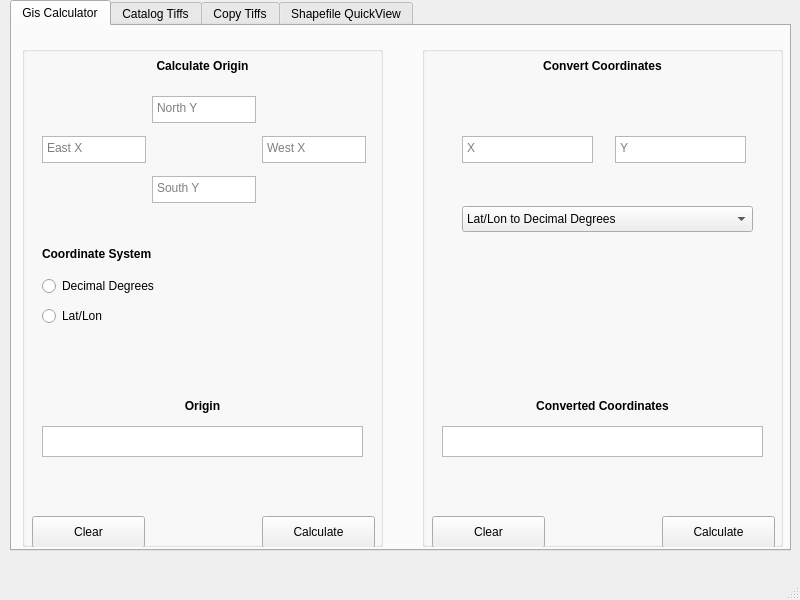
The window that gisHelperGui.ui (minorsecond/GIS-Helper) describes before a commit, drawn with Qt 5.
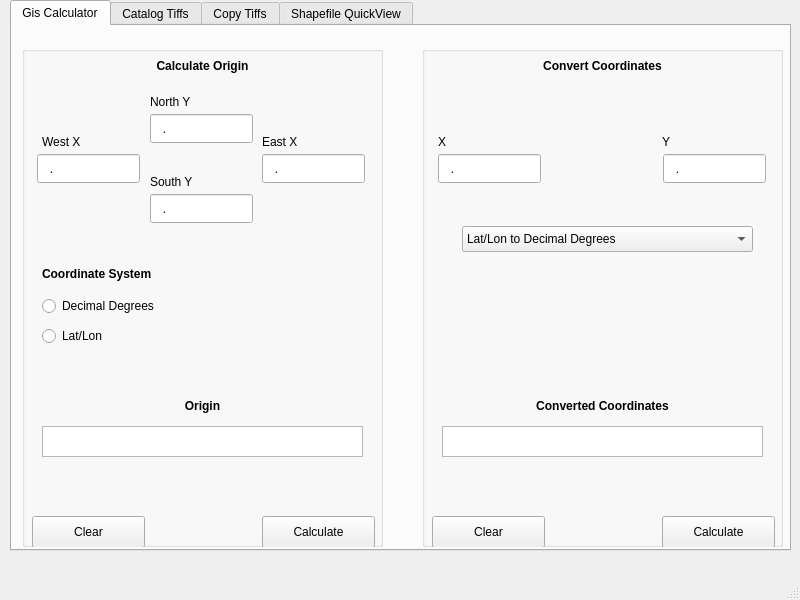
The same window after the commit. The open tabs and pages were chosen to show the change.

Commit message: Add calculate button to Python code.

Diff of the .ui file:
```diff
--- a/gisHelperGui.ui
+++ b/gisHelperGui.ui
@@ -68,58 +68,6 @@
         <set>Qt::AlignCenter</set>
        </property>
       </widget>
-      <widget class="QTextEdit" name="westX_3">
-       <property name="geometry">
-        <rect>
-         <x>130</x>
-         <y>50</y>
-         <width>104</width>
-         <height>27</height>
-        </rect>
-       </property>
-       <property name="placeholderText">
-        <string>North Y</string>
-       </property>
-      </widget>
-      <widget class="QTextEdit" name="westX_2">
-       <property name="geometry">
-        <rect>
-         <x>20</x>
-         <y>90</y>
-         <width>104</width>
-         <height>27</height>
-        </rect>
-       </property>
-       <property name="placeholderText">
-        <string>East X</string>
-       </property>
-      </widget>
-      <widget class="QTextEdit" name="westX_4">
-       <property name="geometry">
-        <rect>
-         <x>130</x>
-         <y>130</y>
-         <width>104</width>
-         <height>27</height>
-        </rect>
-       </property>
-       <property name="placeholderText">
-        <string>South Y</string>
-       </property>
-      </widget>
-      <widget class="QTextEdit" name="westX">
-       <property name="geometry">
-        <rect>
-         <x>240</x>
-         <y>90</y>
-         <width>104</width>
-         <height>27</height>
-        </rect>
-       </property>
-       <property name="placeholderText">
-        <string>West X</string>
-       </property>
-      </widget>
       <widget class="QPushButton" name="originClearButton">
        <property name="geometry">
         <rect>
@@ -186,7 +134,7 @@
        <property name="geometry">
         <rect>
          <x>20</x>
-         <y>230</y>
+         <y>250</y>
          <width>131</width>
          <height>20</height>
         </rect>
@@ -199,7 +147,7 @@
        <property name="geometry">
         <rect>
          <x>20</x>
-         <y>260</y>
+         <y>280</y>
          <width>131</width>
          <height>20</height>
         </rect>
@@ -212,7 +160,7 @@
        <property name="geometry">
         <rect>
          <x>20</x>
-         <y>200</y>
+         <y>220</y>
          <width>141</width>
          <height>16</height>
         </rect>
@@ -228,6 +176,161 @@
         <string>Coordinate System</string>
        </property>
       </widget>
+      <widget class="QLineEdit" name="westXEntry_3">
+       <property name="geometry">
+        <rect>
+         <x>15</x>
+         <y>108</y>
+         <width>103</width>
+         <height>29</height>
+        </rect>
+       </property>
+       <property name="inputMask">
+        <string>999.9999</string>
+       </property>
+       <property name="text">
+        <string>.</string>
+       </property>
+       <property name="maxLength">
+        <number>8</number>
+       </property>
+       <property name="placeholderText">
+        <string>East X</string>
+       </property>
+       <property name="clearButtonEnabled">
+        <bool>false</bool>
+       </property>
+      </widget>
+      <widget class="QLineEdit" name="eastXEntry">
+       <property name="geometry">
+        <rect>
+         <x>240</x>
+         <y>108</y>
+         <width>103</width>
+         <height>29</height>
+        </rect>
+       </property>
+       <property name="inputMask">
+        <string>999.9999</string>
+       </property>
+       <property name="maxLength">
+        <number>8</number>
+       </property>
+       <property name="placeholderText">
+        <string>West X</string>
+       </property>
+       <property name="clearButtonEnabled">
+        <bool>false</bool>
+       </property>
+      </widget>
+      <widget class="QLineEdit" name="northYEntry">
+       <property name="geometry">
+        <rect>
+         <x>128</x>
+         <y>68</y>
+         <width>103</width>
+         <height>29</height>
+        </rect>
+       </property>
+       <property name="accessibleName">
+        <string/>
+       </property>
+       <property name="autoFillBackground">
+        <bool>false</bool>
+       </property>
+       <property name="inputMask">
+        <string>999.9999</string>
+       </property>
+       <property name="text">
+        <string>.</string>
+       </property>
+       <property name="maxLength">
+        <number>8</number>
+       </property>
+       <property name="cursorPosition">
+        <number>0</number>
+       </property>
+       <property name="placeholderText">
+        <string>North Y</string>
+       </property>
+       <property name="clearButtonEnabled">
+        <bool>false</bool>
+       </property>
+      </widget>
+      <widget class="QLineEdit" name="southYEntry">
+       <property name="geometry">
+        <rect>
+         <x>128</x>
+         <y>148</y>
+         <width>103</width>
+         <height>29</height>
+        </rect>
+       </property>
+       <property name="inputMask">
+        <string>999.9999</string>
+       </property>
+       <property name="maxLength">
+        <number>8</number>
+       </property>
+       <property name="placeholderText">
+        <string>South Y</string>
+       </property>
+       <property name="clearButtonEnabled">
+        <bool>false</bool>
+       </property>
+      </widget>
+      <widget class="QLabel" name="label_3">
+       <property name="geometry">
+        <rect>
+         <x>20</x>
+         <y>88</y>
+         <width>59</width>
+         <height>16</height>
+        </rect>
+       </property>
+       <property name="text">
+        <string>West X</string>
+       </property>
+      </widget>
+      <widget class="QLabel" name="label_4">
+       <property name="geometry">
+        <rect>
+         <x>240</x>
+         <y>88</y>
+         <width>59</width>
+         <height>16</height>
+        </rect>
+       </property>
+       <property name="text">
+        <string>East X</string>
+       </property>
+      </widget>
+      <widget class="QLabel" name="label_5">
+       <property name="geometry">
+        <rect>
+         <x>128</x>
+         <y>48</y>
+         <width>59</width>
+         <height>16</height>
+        </rect>
+       </property>
+       <property name="text">
+        <string>North Y</string>
+       </property>
+      </widget>
+      <widget class="QLabel" name="label_6">
+       <property name="geometry">
+        <rect>
+         <x>128</x>
+         <y>128</y>
+         <width>59</width>
+         <height>16</height>
+        </rect>
+       </property>
+       <property name="text">
+        <string>South Y</string>
+       </property>
+      </widget>
      </widget>
      <widget class="QGroupBox" name="originGroup">
       <property name="geometry">
@@ -264,32 +367,6 @@
         <set>Qt::AlignCenter</set>
        </property>
       </widget>
-      <widget class="QTextEdit" name="westX_5">
-       <property name="geometry">
-        <rect>
-         <x>40</x>
-         <y>90</y>
-         <width>131</width>
-         <height>27</height>
-        </rect>
-       </property>
-       <property name="placeholderText">
-        <string>X</string>
-       </property>
-      </widget>
-      <widget class="QTextEdit" name="westX_7">
-       <property name="geometry">
-        <rect>
-         <x>193</x>
-         <y>90</y>
-         <width>131</width>
-         <height>27</height>
-        </rect>
-       </property>
-       <property name="placeholderText">
-        <string>Y</string>
-       </property>
-      </widget>
       <widget class="QPushButton" name="convCoordClear">
        <property name="geometry">
         <rect>
@@ -320,7 +397,7 @@
        <property name="geometry">
         <rect>
          <x>40</x>
-         <y>160</y>
+         <y>180</y>
          <width>291</width>
          <height>26</height>
         </rect>
@@ -336,6 +413,79 @@
         </property>
        </item>
       </widget>
+      <widget class="QLineEdit" name="westXEntry_2">
+       <property name="geometry">
+        <rect>
+         <x>241</x>
+         <y>108</y>
+         <width>103</width>
+         <height>29</height>
+        </rect>
+       </property>
+       <property name="inputMask">
+        <string>999.9999</string>
+       </property>
+       <property name="maxLength">
+        <number>8</number>
+       </property>
+       <property name="placeholderText">
+        <string>West X</string>
+       </property>
+       <property name="clearButtonEnabled">
+        <bool>false</bool>
+       </property>
+      </widget>
+      <widget class="QLineEdit" name="eastXEntry_2">
+       <property name="geometry">
+        <rect>
+         <x>16</x>
+         <y>108</y>
+         <width>103</width>
+         <height>29</height>
+        </rect>
+       </property>
+       <property name="inputMask">
+        <string>999.9999</string>
+       </property>
+       <property name="text">
+        <string>.</string>
+       </property>
+       <property name="maxLength">
+        <number>8</number>
+       </property>
+       <property name="placeholderText">
+        <string>East X</string>
+       </property>
+       <property name="clearButtonEnabled">
+        <bool>false</bool>
+       </property>
+      </widget>
+      <widget class="QLabel" name="label_7">
+       <property name="geometry">
+        <rect>
+         <x>16</x>
+         <y>88</y>
+         <width>59</width>
+         <height>16</height>
+        </rect>
+       </property>
+       <property name="text">
+        <string>X</string>
+       </property>
+      </widget>
+      <widget class="QLabel" name="label_8">
+       <property name="geometry">
+        <rect>
+         <x>240</x>
+         <y>88</y>
+         <width>59</width>
+         <height>16</height>
+        </rect>
+       </property>
+       <property name="text">
+        <string>Y</string>
+       </property>
+      </widget>
      </widget>
      <widget class="QLabel" name="coordinatesResultsLabel">
       <property name="geometry">
```
Left out of the diff: 5 changed lines with no effect on the pictures. The commit also changes 5 other files.
